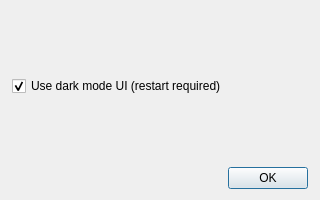
Above: Prefs.ui from cculianu/FG_Test before the change. Below: the same form after it.
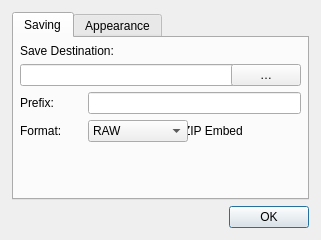
That is the form after the change. Icons and pictures are not drawn.

Commit message: added more stuff to prefs and mainwindow

Diff of the .ui file:
```diff
--- a/Prefs.ui
+++ b/Prefs.ui
@@ -6,8 +6,8 @@
    <rect>
     <x>0</x>
     <y>0</y>
-    <width>320</width>
-    <height>200</height>
+    <width>321</width>
+    <height>240</height>
    </rect>
   </property>
   <property name="minimumSize">
@@ -18,8 +18,8 @@
   </property>
   <property name="maximumSize">
    <size>
-    <width>320</width>
-    <height>200</height>
+    <width>640</width>
+    <height>400</height>
    </size>
   </property>
   <property name="windowTitle">
@@ -32,60 +32,20 @@
   <property name="modal">
    <bool>true</bool>
   </property>
-  <layout class="QGridLayout" name="gridLayout">
+  <layout class="QGridLayout" name="gridLayout" rowstretch="1,0">
    <property name="leftMargin">
     <number>12</number>
    </property>
+   <property name="topMargin">
+    <number>12</number>
+   </property>
    <property name="rightMargin">
     <number>12</number>
    </property>
-   <item row="1" column="0" colspan="2">
-    <widget class="QCheckBox" name="darkModeChk">
-     <property name="text">
-      <string>Use dark mode UI (restart required)</string>
-     </property>
-     <property name="checked">
-      <bool>true</bool>
-     </property>
-    </widget>
-   </item>
-   <item row="0" column="0">
-    <spacer name="verticalSpacer_2">
-     <property name="orientation">
-      <enum>Qt::Vertical</enum>
-     </property>
-     <property name="sizeHint" stdset="0">
-      <size>
-       <width>20</width>
-       <height>40</height>
-      </size>
-     </property>
-    </spacer>
-   </item>
-   <item row="3" column="1">
-    <widget class="QDialogButtonBox" name="buttonBox">
-     <property name="orientation">
-      <enum>Qt::Horizontal</enum>
-     </property>
-     <property name="standardButtons">
-      <set>QDialogButtonBox::Ok</set>
-     </property>
-    </widget>
-   </item>
-   <item row="2" column="1">
-    <spacer name="verticalSpacer">
-     <property name="orientation">
-      <enum>Qt::Vertical</enum>
-     </property>
-     <property name="sizeHint" stdset="0">
-      <size>
-       <width>20</width>
-       <height>62</height>
-      </size>
-     </property>
-    </spacer>
-   </item>
-   <item row="3" column="0">
+   <property name="bottomMargin">
+    <number>12</number>
+   </property>
+   <item row="1" column="0">
     <spacer name="horizontalSpacer">
      <property name="orientation">
       <enum>Qt::Horizontal</enum>
@@ -98,6 +58,220 @@
      </property>
     </spacer>
    </item>
+   <item row="1" column="1">
+    <widget class="QDialogButtonBox" name="buttonBox">
+     <property name="orientation">
+      <enum>Qt::Horizontal</enum>
+     </property>
+     <property name="standardButtons">
+      <set>QDialogButtonBox::Ok</set>
+     </property>
+    </widget>
+   </item>
+   <item row="0" column="0" colspan="2">
+    <widget class="QTabWidget" name="tabWidget">
+     <property name="currentIndex">
+      <number>0</number>
+     </property>
+     <widget class="QWidget" name="saving">
+      <attribute name="title">
+       <string>Saving</string>
+      </attribute>
+      <layout class="QGridLayout" name="gridLayout_3">
+       <property name="leftMargin">
+        <number>6</number>
+       </property>
+       <property name="topMargin">
+        <number>6</number>
+       </property>
+       <property name="rightMargin">
+        <number>6</number>
+       </property>
+       <property name="bottomMargin">
+        <number>6</number>
+       </property>
+       <item row="3" column="0">
+        <widget class="QLabel" name="label_3">
+         <property name="toolTip">
+          <string>&lt;html&gt;&lt;head/&gt;&lt;body&gt;&lt;p&gt;Specify the output format for recordings.&lt;/p&gt;&lt;p&gt;Note that PNG or RAW formats generate 1 output file per frame.&lt;/p&gt;&lt;p&gt;Optionally you can choose to embded these multiple output files in a .ZIP archive.&lt;/p&gt;&lt;/body&gt;&lt;/html&gt;</string>
+         </property>
+         <property name="text">
+          <string>Format:</string>
+         </property>
+        </widget>
+       </item>
+       <item row="0" column="0" colspan="4">
+        <widget class="QLabel" name="label">
+         <property name="toolTip">
+          <string>&lt;html&gt;&lt;head/&gt;&lt;body&gt;&lt;p&gt;Specify where to save recordings.&lt;/p&gt;&lt;/body&gt;&lt;/html&gt;</string>
+         </property>
+         <property name="text">
+          <string>Save Destination:</string>
+         </property>
+         <property name="alignment">
+          <set>Qt::AlignBottom|Qt::AlignLeading|Qt::AlignLeft</set>
+         </property>
+        </widget>
+       </item>
+       <item row="3" column="2" colspan="2">
+        <widget class="QCheckBox" name="zipChk">
+         <property name="toolTip">
+          <string>&lt;html&gt;&lt;head/&gt;&lt;body&gt;&lt;p&gt;If checked, image files will be embedded within a single .ZIP file in the save directory (rather than 1 file per frame in a subdirectory). &lt;/p&gt;&lt;/body&gt;&lt;/html&gt;</string>
+         </property>
+         <property name="text">
+          <string>ZIP Embed</string>
+         </property>
+        </widget>
+       </item>
+       <item row="2" column="1" colspan="3">
+        <widget class="QLineEdit" name="prefixLE">
+         <property name="minimumSize">
+          <size>
+           <width>180</width>
+           <height>0</height>
+          </size>
+         </property>
+         <property name="toolTip">
+          <string>&lt;html&gt;&lt;head/&gt;&lt;body&gt;&lt;p&gt;Specify a prefix to use when generating recording file names.&lt;/p&gt;&lt;p&gt;File names will be of the form &lt;span style=&quot; font-weight:600;&quot;&gt;PREFIX&lt;/span&gt;_YYYYMMDD_HHMMSS&lt;span style=&quot; font-style:italic;&quot;&gt;.EXT&lt;/span&gt;&lt;/p&gt;&lt;/body&gt;&lt;/html&gt;</string>
+         </property>
+        </widget>
+       </item>
+       <item row="1" column="0" colspan="3">
+        <widget class="QLineEdit" name="destLE">
+         <property name="minimumSize">
+          <size>
+           <width>235</width>
+           <height>0</height>
+          </size>
+         </property>
+         <property name="toolTip">
+          <string>&lt;html&gt;&lt;head/&gt;&lt;body&gt;&lt;p&gt;Specify where to save recordings.&lt;/p&gt;&lt;/body&gt;&lt;/html&gt;</string>
+         </property>
+         <property name="text">
+          <string/>
+         </property>
+         <property name="readOnly">
+          <bool>true</bool>
+         </property>
+        </widget>
+       </item>
+       <item row="2" column="0">
+        <widget class="QLabel" name="label_2">
+         <property name="toolTip">
+          <string>&lt;html&gt;&lt;head/&gt;&lt;body&gt;&lt;p&gt;Specify a prefix to use when generating recording file names.&lt;/p&gt;&lt;p&gt;File names will be of the form &lt;span style=&quot; font-weight:600;&quot;&gt;PREFIX&lt;/span&gt;_YYYYMMDD_HHMMSS&lt;span style=&quot; font-style:italic;&quot;&gt;.EXT&lt;/span&gt;&lt;/p&gt;&lt;/body&gt;&lt;/html&gt;</string>
+         </property>
+         <property name="frameShape">
+          <enum>QFrame::NoFrame</enum>
+         </property>
+         <property name="text">
+          <string>Prefix:</string>
+         </property>
+        </widget>
+       </item>
+       <item row="3" column="1">
+        <widget class="QComboBox" name="formatCB">
+         <property name="minimumSize">
+          <size>
+           <width>100</width>
+           <height>0</height>
+          </size>
+         </property>
+         <property name="toolTip">
+          <string>&lt;html&gt;&lt;head/&gt;&lt;body&gt;&lt;p&gt;Specify the output format for recordings.&lt;/p&gt;&lt;p&gt;Note that PNG or RAW formats generate 1 output file per frame.&lt;/p&gt;&lt;p&gt;Optionally you can choose to embded these multiple output files in a .ZIP archive.&lt;/p&gt;&lt;/body&gt;&lt;/html&gt;</string>
+         </property>
+         <item>
+          <property name="text">
+           <string>RAW</string>
+          </property>
+         </item>
+         <item>
+          <property name="text">
+           <string>PNG</string>
+          </property>
+         </item>
+         <item>
+          <property name="text">
+           <string>MJPEG</string>
+          </property>
+         </item>
+        </widget>
+       </item>
+       <item row="4" column="0">
+        <spacer name="verticalSpacer_3">
+         <property name="orientation">
+          <enum>Qt::Vertical</enum>
+         </property>
+         <property name="sizeHint" stdset="0">
+          <size>
+           <width>20</width>
+           <height>5</height>
+          </size>
+         </property>
+        </spacer>
+       </item>
+       <item row="1" column="3">
+        <widget class="QPushButton" name="destBut">
+         <property name="toolTip">
+          <string>&lt;html&gt;&lt;head/&gt;&lt;body&gt;&lt;p&gt;Specify where to save recordings.&lt;/p&gt;&lt;/body&gt;&lt;/html&gt;</string>
+         </property>
+         <property name="text">
+          <string>…</string>
+         </property>
+         <property name="flat">
+          <bool>false</bool>
+         </property>
+        </widget>
+       </item>
+      </layout>
+     </widget>
+     <widget class="QWidget" name="appearance">
+      <attribute name="title">
+       <string>Appearance</string>
+      </attribute>
+      <layout class="QGridLayout" name="gridLayout_2">
+       <item row="0" column="0">
+        <spacer name="verticalSpacer_2">
+         <property name="orientation">
+          <enum>Qt::Vertical</enum>
+         </property>
+         <property name="sizeHint" stdset="0">
+          <size>
+           <width>20</width>
+           <height>43</height>
+          </size>
+         </property>
+        </spacer>
+       </item>
+       <item row="1" column="0" colspan="2">
+        <widget class="QCheckBox" name="darkModeChk">
+         <property name="toolTip">
+          <string>&lt;html&gt;&lt;head/&gt;&lt;body&gt;&lt;p&gt;If checked, the application will use a 'dark' mode UI.&lt;/p&gt;&lt;p&gt;If unchecked, the application will use the system default UI.&lt;/p&gt;&lt;p&gt;Changing this setting will take effect the next time the application is restarted.&lt;/p&gt;&lt;/body&gt;&lt;/html&gt;</string>
+         </property>
+         <property name="text">
+          <string>Use dark mode UI (restart required)</string>
+         </property>
+         <property name="checked">
+          <bool>true</bool>
+         </property>
+        </widget>
+       </item>
+       <item row="2" column="1">
+        <spacer name="verticalSpacer">
+         <property name="orientation">
+          <enum>Qt::Vertical</enum>
+         </property>
+         <property name="sizeHint" stdset="0">
+          <size>
+           <width>20</width>
+           <height>43</height>
+          </size>
+         </property>
+        </spacer>
+       </item>
+      </layout>
+     </widget>
+    </widget>
+   </item>
   </layout>
  </widget>
  <resources>
```
The commit also changes 8 other files.
